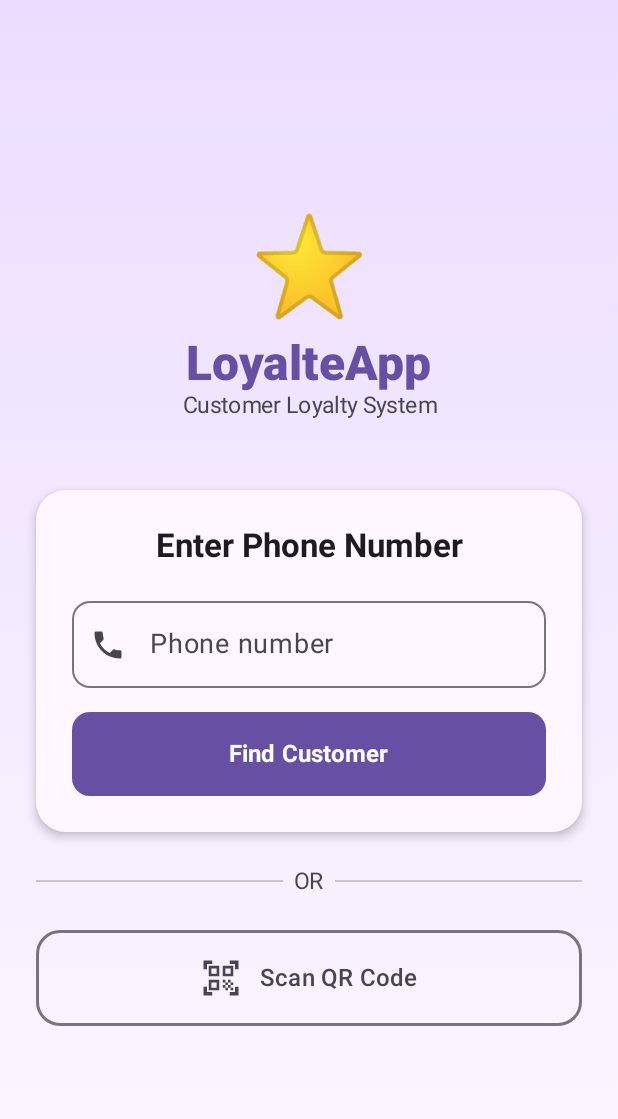
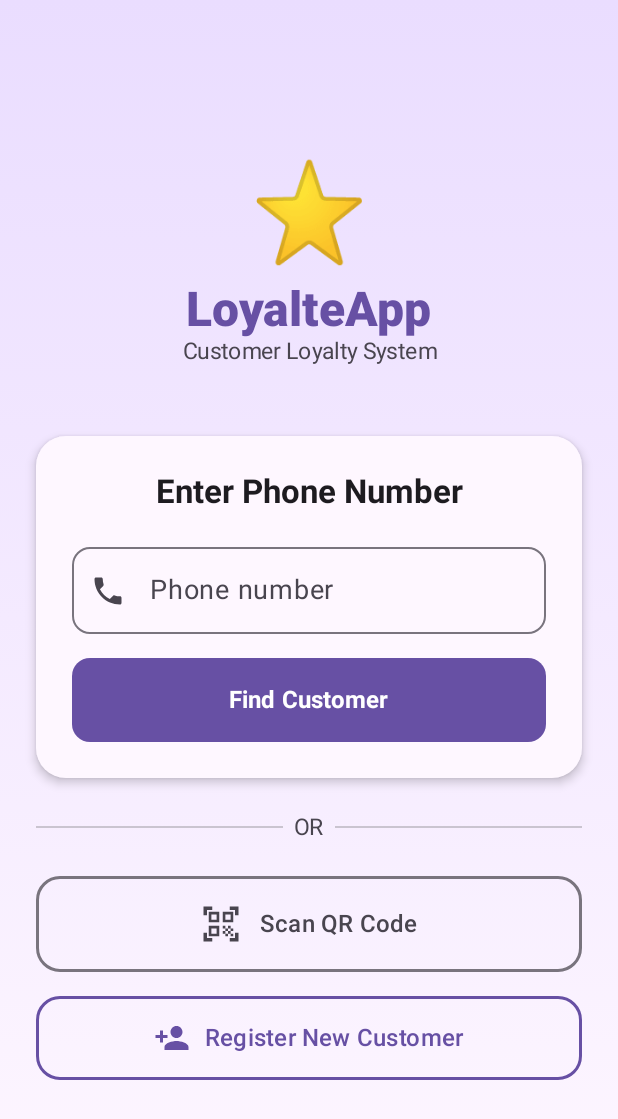
Before and after one commit to aionusonlinekenny/LoyalteApp, an Android app built with Jetpack Compose: the HomeScreen screen opened through its navigation route, on a phone screen of 412 x 824 dp. Shown: the top 1119 px of the screen. Run offline under Robolectric (Android 15) with nearby library versions, the phone set to English and light mode, and no system bars; our stand-ins replace Dagger/Hilt's generated code; network calls fail.

Commit message:
Add Register New Customer screen to Android app
- AddCustomerViewModel: calls POST /api/customers, normalizes phone
- AddCustomerScreen: form with name, phone, email fields
- Screen + AppNavigation: new AddCustomer destination
- HomeScreen: Register New Customer button below QR scan

https://claude.ai/code/session_01DoRXXdJ4PSMv38uRhQRoCK

```diff
--- a/app/src/main/java/com/loyalte/app/presentation/navigation/AppNavigation.kt
+++ b/app/src/main/java/com/loyalte/app/presentation/navigation/AppNavigation.kt
@@ -11,6 +11,7 @@ import androidx.navigation.compose.composable
 import androidx.navigation.navArgument
 import com.loyalte.app.data.local.prefs.AuthPreferences
 import com.loyalte.app.presentation.screens.auth.StaffLoginScreen
+import com.loyalte.app.presentation.screens.customer.AddCustomerScreen
 import com.loyalte.app.presentation.screens.customer.CustomerProfileScreen
 import com.loyalte.app.presentation.screens.home.HomeScreen
 import com.loyalte.app.presentation.screens.rewards.RewardsScreen
@@ -40,7 +41,21 @@ fun AppNavigation(navController: NavHostController, authPreferences: AuthPrefere
                 },
                 onScanQr = {
                     navController.navigate(Screen.QrScan.route)
+                },
+                onAddCustomer = {
+                    navController.navigate(Screen.AddCustomer.route)
                 }
+            )
+        }
+
+        composable(Screen.AddCustomer.route) {
+            AddCustomerScreen(
+                onCustomerCreated = { customerId ->
+                    navController.navigate(Screen.CustomerProfile.createRoute(customerId)) {
+                        popUpTo(Screen.AddCustomer.route) { inclusive = true }
+                    }
+                },
+                onBack = { navController.popBackStack() }
             )
         }
 
--- a/app/src/main/java/com/loyalte/app/presentation/navigation/Screen.kt
+++ b/app/src/main/java/com/loyalte/app/presentation/navigation/Screen.kt
@@ -4,6 +4,7 @@ sealed class Screen(val route: String) {
     object StaffLogin : Screen("staff_login")
     object Home : Screen("home")
     object QrScan : Screen("qr_scan")
+    object AddCustomer : Screen("add_customer")
 
     object CustomerProfile : Screen("customer_profile/{customerId}") {
         const val ARG_CUSTOMER_ID = "customerId"
--- a/app/src/main/java/com/loyalte/app/presentation/screens/home/HomeScreen.kt
+++ b/app/src/main/java/com/loyalte/app/presentation/screens/home/HomeScreen.kt
@@ -9,6 +9,7 @@ import androidx.compose.foundation.text.KeyboardActions
 import androidx.compose.foundation.text.KeyboardOptions
 import androidx.compose.foundation.verticalScroll
 import androidx.compose.material.icons.Icons
+import androidx.compose.material.icons.filled.PersonAdd
 import androidx.compose.material.icons.filled.Phone
 import androidx.compose.material.icons.filled.QrCodeScanner
 import androidx.compose.material3.*
@@ -32,6 +33,7 @@ import com.loyalte.app.presentation.components.ErrorMessage
 fun HomeScreen(
     onCustomerFound: (customerId: String) -> Unit,
     onScanQr: () -> Unit,
+    onAddCustomer: () -> Unit,
     viewModel: HomeViewModel = hiltViewModel()
 ) {
     val uiState by viewModel.uiState.collectAsStateWithLifecycle()
@@ -205,6 +207,32 @@ fun HomeScreen(
                 )
             }
 
+            Spacer(Modifier.height(16.dp))
+
+            // Add new customer button
+            OutlinedButton(
+                onClick = onAddCustomer,
+                modifier = Modifier
+                    .fillMaxWidth()
+                    .height(56.dp),
+                shape = RoundedCornerShape(16.dp),
+                border = BorderStroke(2.dp, MaterialTheme.colorScheme.primary)
+            ) {
+                Icon(
+                    imageVector = Icons.Default.PersonAdd,
+                    contentDescription = null,
+                    modifier = Modifier.size(24.dp),
+                    tint = MaterialTheme.colorScheme.primary
+                )
+                Spacer(Modifier.width(10.dp))
+                Text(
+                    text = "Register New Customer",
+                    style = MaterialTheme.typography.titleMedium,
+                    fontWeight = FontWeight.SemiBold,
+                    color = MaterialTheme.colorScheme.primary
+                )
+            }
+
             Spacer(Modifier.height(48.dp))
         }
     }
```
Also changed, not shown: app/src/main/java/com/loyalte/app/presentation/screens/customer/AddCustomerScreen.kt (added, +164 -0 lines), app/src/main/java/com/loyalte/app/presentation/screens/customer/AddCustomerViewModel.kt (added, +87 -0 lines).
